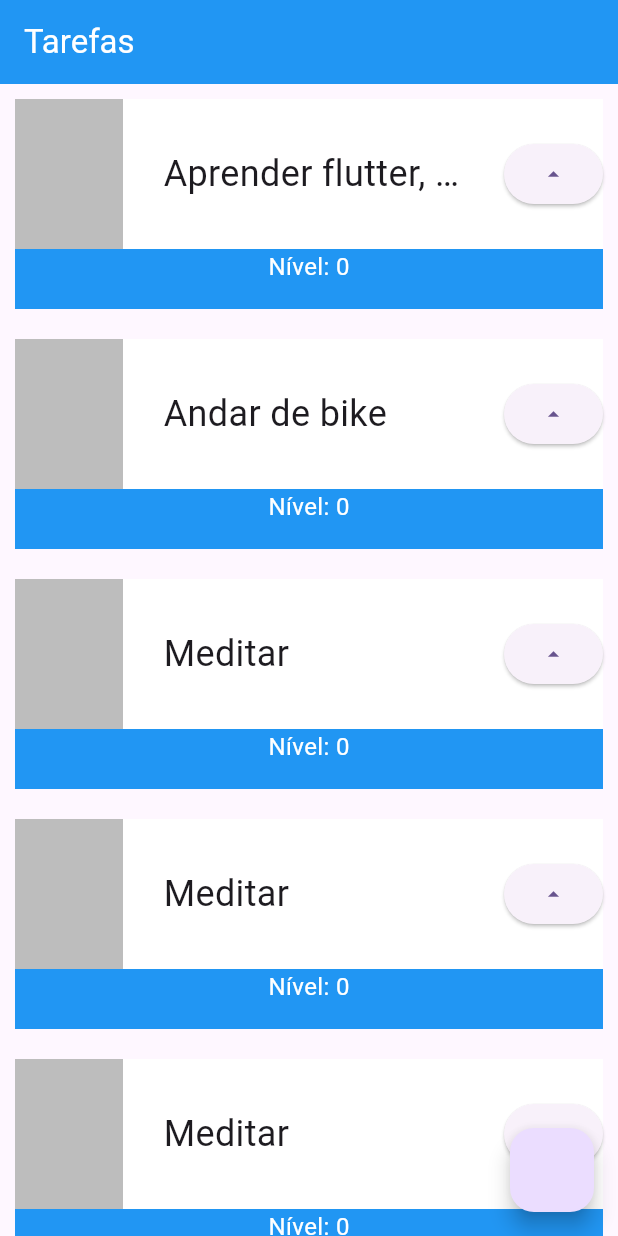
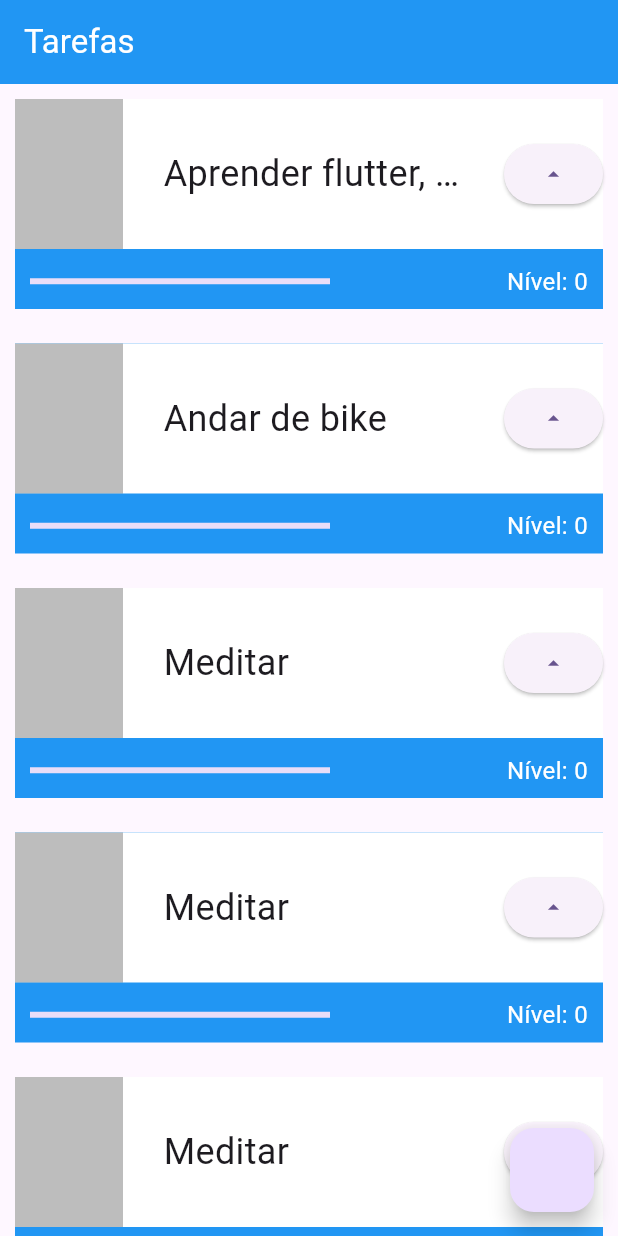
Before and after one commit to Th-Guasti/alura_flutter, a Flutter app: the screen it shows after launch, on a phone screen of 412 x 824 dp. Run offline on Flutter 3.47's test engine with Material 3 defaults, Android fonts, the light colour scheme and no system bars.

Commit message:
novo widget: linearProgressIndicator

```diff
--- a/lib/main.dart
+++ b/lib/main.dart
@@ -1,4 +1,4 @@
-// ignore_for_file: avoid_unnecessary_containers, prefer_const_constructors, avoid_print, prefer_const_literals_to_create_immutables, sized_box_for_whitespace
+// ignore_for_file: avoid_unnecessary_containers, prefer_const_constructors, avoid_print, prefer_const_literals_to_create_immutables, sized_box_for_whitespace, sort_child_properties_last
 
 import 'package:flutter/material.dart';
 
@@ -99,10 +99,28 @@ class _TaskState extends State<Task> {
                     ],
                   ),
                 ),
-                Text(
-                  'Nível: $nivel',
-                  style: TextStyle(color: Colors.white, fontSize: 16),
-                )
+                Row(
+                  mainAxisAlignment: MainAxisAlignment.spaceBetween,
+                  children: [
+                    Padding(
+                      padding: const EdgeInsets.all(10.0),
+                      child: Container(
+                        child: LinearProgressIndicator(
+                          color: Colors.white,
+                          value: nivel / 10,
+                        ),
+                        width: 200,
+                      ),
+                    ),
+                    Padding(
+                      padding: const EdgeInsets.all(10.0),
+                      child: Text(
+                        'Nível: $nivel',
+                        style: TextStyle(color: Colors.white, fontSize: 16),
+                      ),
+                    ),
+                  ],
+                ),
               ],
             )
           ],
```
